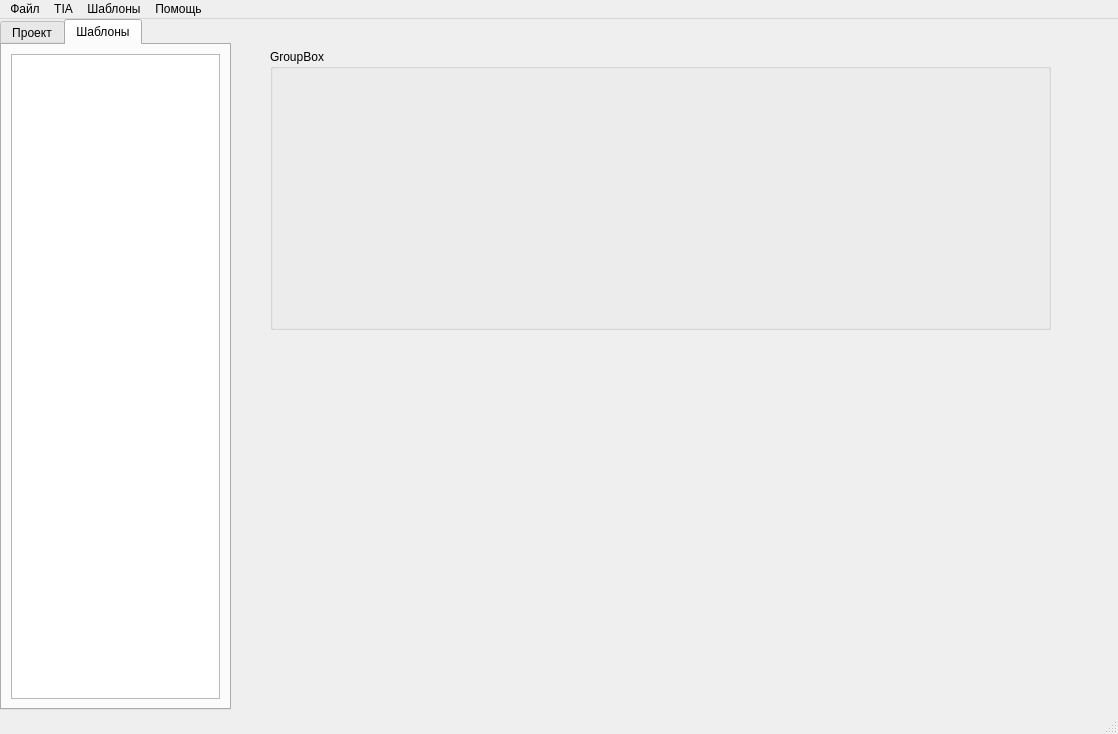
This is mainwindow.ui in allovaro/BlockGenerator as Qt 5 draws it before an edit. The edited form follows.
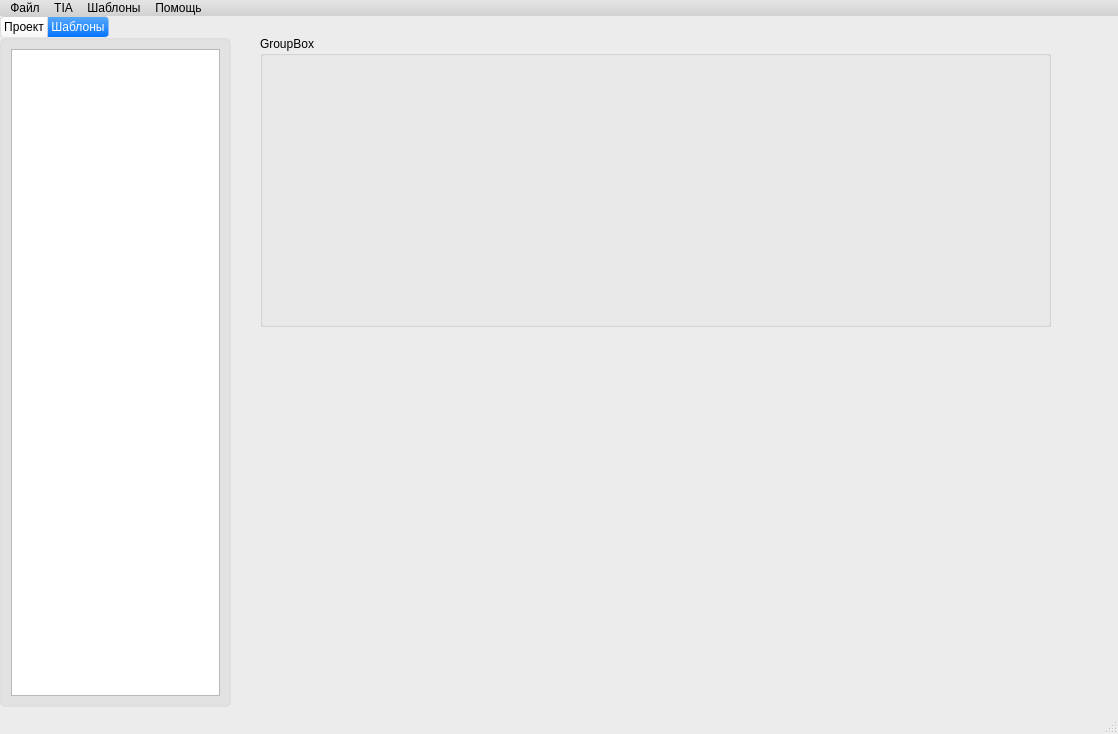
This is the edited form. The open tabs and pages were chosen to show the change. Icons and pictures are not drawn.

```diff
--- a/mainwindow.ui
+++ b/mainwindow.ui
@@ -15,16 +15,577 @@
   </property>
   <property name="windowIcon">
    <iconset>
-    <normaloff>icon.png</normaloff>icon.png</iconset>
+    <normaloff>icons/icon.png</normaloff>icons/icon.png</iconset>
+  </property>
+  <property name="styleSheet">
+   <string notr="true">/*
+Aqua Style Sheet for QT Applications
+Author: Jaime A. Quiroga P.
+Company: GTRONICK
+Last updated: 22/01/2019, 07:55.
+Available at: https://github.com/GTRONICK/QSS/blob/master/Aqua.qss
+*/
+QMainWindow {
+	background-color:#ececec;
+}
+QTextEdit {
+	border-width: 1px;
+	border-style: solid;
+	border-color: qlineargradient(spread:pad, x1:0.5, y1:1, x2:0.5, y2:0, stop:0 rgba(0, 113, 255, 255), stop:1 rgba(91, 171, 252, 255));
+}
+QPlainTextEdit {
+	border-width: 1px;
+	border-style: solid;
+	border-color: qlineargradient(spread:pad, x1:0.5, y1:1, x2:0.5, y2:0, stop:0 rgba(0, 113, 255, 255), stop:1 rgba(91, 171, 252, 255));
+}
+QToolButton {
+	border-style: solid;
+	border-top-color: qlineargradient(spread:pad, x1:0.5, y1:1, x2:0.5, y2:0, stop:0 rgb(215, 215, 215), stop:1 rgb(222, 222, 222));
+	border-right-color: qlineargradient(spread:pad, x1:0, y1:0.5, x2:1, y2:0.5, stop:0 rgb(217, 217, 217), stop:1 rgb(227, 227, 227));
+	border-left-color: qlineargradient(spread:pad, x1:0, y1:0.5, x2:1, y2:0.5, stop:0 rgb(227, 227, 227), stop:1 rgb(217, 217, 217));
+	border-bottom-color: qlineargradient(spread:pad, x1:0.5, y1:1, x2:0.5, y2:0, stop:0 rgb(215, 215, 215), stop:1 rgb(222, 222, 222));
+	border-width: 1px;
+	border-radius: 5px;
+	color: rgb(0,0,0);
+	padding: 2px;
+	background-color: rgb(255,255,255);
+}
+QToolButton:hover{
+	border-style: solid;
+	border-top-color: qlineargradient(spread:pad, x1:0.5, y1:1, x2:0.5, y2:0, stop:0 rgb(195, 195, 195), stop:1 rgb(222, 222, 222));
+	border-right-color: qlineargradient(spread:pad, x1:0, y1:0.5, x2:1, y2:0.5, stop:0 rgb(197, 197, 197), stop:1 rgb(227, 227, 227));
+	border-left-color: qlineargradient(spread:pad, x1:0, y1:0.5, x2:1, y2:0.5, stop:0 rgb(227, 227, 227), stop:1 rgb(197, 197, 197));
+	border-bottom-color: qlineargradient(spread:pad, x1:0.5, y1:1, x2:0.5, y2:0, stop:0 rgb(195, 195, 195), stop:1 rgb(222, 222, 222));
+	border-width: 1px;
+	border-radius: 5px;
+	color: rgb(0,0,0);
+	padding: 2px;
+	background-color: rgb(255,255,255);
+}
+QToolButton:pressed{
+	border-style: solid;
+	border-top-color: qlineargradient(spread:pad, x1:0.5, y1:1, x2:0.5, y2:0, stop:0 rgb(215, 215, 215), stop:1 rgb(222, 222, 222));
+	border-right-color: qlineargradient(spread:pad, x1:0, y1:0.5, x2:1, y2:0.5, stop:0 rgb(217, 217, 217), stop:1 rgb(227, 227, 227));
+	border-left-color: qlineargradient(spread:pad, x1:0, y1:0.5, x2:1, y2:0.5, stop:0 rgb(227, 227, 227), stop:1 rgb(217, 217, 217));
+	border-bottom-color: qlineargradient(spread:pad, x1:0.5, y1:1, x2:0.5, y2:0, stop:0 rgb(215, 215, 215), stop:1 rgb(222, 222, 222));
+	border-width: 1px;
+	border-radius: 5px;
+	color: rgb(0,0,0);
+	padding: 2px;
+	background-color: rgb(142,142,142);
+}
+QPushButton{
+	border-style: solid;
+	border-top-color: qlineargradient(spread:pad, x1:0.5, y1:1, x2:0.5, y2:0, stop:0 rgb(215, 215, 215), stop:1 rgb(222, 222, 222));
+	border-right-color: qlineargradient(spread:pad, x1:0, y1:0.5, x2:1, y2:0.5, stop:0 rgb(217, 217, 217), stop:1 rgb(227, 227, 227));
+	border-left-color: qlineargradient(spread:pad, x1:0, y1:0.5, x2:1, y2:0.5, stop:0 rgb(227, 227, 227), stop:1 rgb(217, 217, 217));
+	border-bottom-color: qlineargradient(spread:pad, x1:0.5, y1:1, x2:0.5, y2:0, stop:0 rgb(215, 215, 215), stop:1 rgb(222, 222, 222));
+	border-width: 1px;
+	border-radius: 5px;
+	color: rgb(0,0,0);
+	padding: 2px;
+	background-color: rgb(255,255,255);
+}
+QPushButton::default{
+	border-style: solid;
+	border-top-color: qlineargradient(spread:pad, x1:0.5, y1:1, x2:0.5, y2:0, stop:0 rgb(215, 215, 215), stop:1 rgb(222, 222, 222));
+	border-right-color: qlineargradient(spread:pad, x1:0, y1:0.5, x2:1, y2:0.5, stop:0 rgb(217, 217, 217), stop:1 rgb(227, 227, 227));
+	border-left-color: qlineargradient(spread:pad, x1:0, y1:0.5, x2:1, y2:0.5, stop:0 rgb(227, 227, 227), stop:1 rgb(217, 217, 217));
+	border-bottom-color: qlineargradient(spread:pad, x1:0.5, y1:1, x2:0.5, y2:0, stop:0 rgb(215, 215, 215), stop:1 rgb(222, 222, 222));
+	border-width: 1px;
+	border-radius: 5px;
+	color: rgb(0,0,0);
+	padding: 2px;
+	background-color: rgb(255,255,255);
+}
+QPushButton:hover{
+	border-style: solid;
+	border-top-color: qlineargradient(spread:pad, x1:0.5, y1:1, x2:0.5, y2:0, stop:0 rgb(195, 195, 195), stop:1 rgb(222, 222, 222));
+	border-right-color: qlineargradient(spread:pad, x1:0, y1:0.5, x2:1, y2:0.5, stop:0 rgb(197, 197, 197), stop:1 rgb(227, 227, 227));
+	border-left-color: qlineargradient(spread:pad, x1:0, y1:0.5, x2:1, y2:0.5, stop:0 rgb(227, 227, 227), stop:1 rgb(197, 197, 197));
+	border-bottom-color: qlineargradient(spread:pad, x1:0.5, y1:1, x2:0.5, y2:0, stop:0 rgb(195, 195, 195), stop:1 rgb(222, 222, 222));
+	border-width: 1px;
+	border-radius: 5px;
+	color: rgb(0,0,0);
+	padding: 2px;
+	background-color: rgb(255,255,255);
+}
+QPushButton:pressed{
+	border-style: solid;
+	border-top-color: qlineargradient(spread:pad, x1:0.5, y1:1, x2:0.5, y2:0, stop:0 rgb(215, 215, 215), stop:1 rgb(222, 222, 222));
+	border-right-color: qlineargradient(spread:pad, x1:0, y1:0.5, x2:1, y2:0.5, stop:0 rgb(217, 217, 217), stop:1 rgb(227, 227, 227));
+	border-left-color: qlineargradient(spread:pad, x1:0, y1:0.5, x2:1, y2:0.5, stop:0 rgb(227, 227, 227), stop:1 rgb(217, 217, 217));
+	border-bottom-color: qlineargradient(spread:pad, x1:0.5, y1:1, x2:0.5, y2:0, stop:0 rgb(215, 215, 215), stop:1 rgb(222, 222, 222));
+	border-width: 1px;
+	border-radius: 5px;
+	color: rgb(0,0,0);
+	padding: 2px;
+	background-color: rgb(142,142,142);
+}
+QPushButton:disabled{
+	border-style: solid;
+	border-top-color: qlineargradient(spread:pad, x1:0.5, y1:1, x2:0.5, y2:0, stop:0 rgb(215, 215, 215), stop:1 rgb(222, 222, 222));
+	border-right-color: qlineargradient(spread:pad, x1:0, y1:0.5, x2:1, y2:0.5, stop:0 rgb(217, 217, 217), stop:1 rgb(227, 227, 227));
+	border-left-color: qlineargradient(spread:pad, x1:0, y1:0.5, x2:1, y2:0.5, stop:0 rgb(227, 227, 227), stop:1 rgb(217, 217, 217));
+	border-bottom-color: qlineargradient(spread:pad, x1:0.5, y1:1, x2:0.5, y2:0, stop:0 rgb(215, 215, 215), stop:1 rgb(222, 222, 222));
+	border-width: 1px;
+	border-radius: 5px;
+	color: #808086;
+	padding: 2px;
+	background-color: rgb(142,142,142);
+}
+QLineEdit {
+	border-width: 1px; border-radius: 4px;
+	border-style: solid;
+	border-color: qlineargradient(spread:pad, x1:0.5, y1:1, x2:0.5, y2:0, stop:0 rgba(0, 113, 255, 255), stop:1 rgba(91, 171, 252, 255));
+}
+QLabel {
+	color: #000000;
+}
+QLCDNumber {
+	color: rgb(0, 113, 255, 255);
+}
+QProgressBar {
+	text-align: center;
+	color: rgb(240, 240, 240);
+	border-width: 1px; 
+	border-radius: 10px;
+	border-color: rgb(230, 230, 230);
+	border-style: solid;
+	background-color:rgb(207,207,207);
+}
+QProgressBar::chunk {
+	background-color: qlineargradient(spread:pad, x1:0.5, y1:1, x2:0.5, y2:0, stop:0 rgba(49, 147, 250, 255), stop:1 rgba(34, 142, 255, 255));
+	border-radius: 10px;
+}
+QMenuBar {
+	background-color: qlineargradient(spread:pad, x1:0.5, y1:1, x2:0.5, y2:0, stop:0 rgba(207, 209, 207, 255), stop:1 rgba(230, 229, 230, 255));
+}
+QMenuBar::item {
+	color: #000000;
+  	spacing: 3px;
+  	padding: 1px 4px;
+	background-color: qlineargradient(spread:pad, x1:0.5, y1:1, x2:0.5, y2:0, stop:0 rgba(207, 209, 207, 255), stop:1 rgba(230, 229, 230, 255));
+}
+
+QMenuBar::item:selected {
+  	background-color: qlineargradient(spread:pad, x1:0.5, y1:1, x2:0.5, y2:0, stop:0 rgba(0, 113, 255, 255), stop:1 rgba(91, 171, 252, 255));
+	color: #FFFFFF;
+}
+QMenu::item:selected {
+	border-style: solid;
+	border-top-color: transparent;
+	border-right-color: transparent;
+	border-left-color: qlineargradient(spread:pad, x1:0.5, y1:1, x2:0.5, y2:0, stop:0 rgba(0, 113, 255, 255), stop:1 rgba(91, 171, 252, 255));
+	border-bottom-color: transparent;
+	border-left-width: 2px;
+	color: #000000;
+	padding-left:15px;
+	padding-top:4px;
+	padding-bottom:4px;
+	padding-right:7px;
+}
+QMenu::item {
+	border-style: solid;
+	border-top-color: transparent;
+	border-right-color: transparent;
+	border-left-color: transparent;
+	border-bottom-color: transparent;
+	border-bottom-width: 1px;
+	color: #000000;
+	padding-left:17px;
+	padding-top:4px;
+	padding-bottom:4px;
+	padding-right:7px;
+}
+QTabWidget {
+	color:rgb(0,0,0);
+	background-color:#000000;
+}
+QTabWidget::pane {
+		border-color: rgb(223,223,223);
+		background-color:rgb(226,226,226);
+		border-style: solid;
+		border-width: 2px;
+    	border-radius: 6px;
+}
+QTabBar::tab:first {
+	border-style: solid;
+	border-left-width:1px;
+	border-right-width:0px;
+	border-top-width:1px;
+	border-bottom-width:1px;
+	border-top-color: rgb(209,209,209);
+	border-left-color: qlineargradient(spread:pad, x1:0.5, y1:1, x2:0.5, y2:0, stop:0 rgba(209, 209, 209, 209), stop:1 rgba(229, 229, 229, 229));
+	border-bottom-color: rgb(229,229,229);
+	border-top-left-radius: 4px;
+	border-bottom-left-radius: 4px;
+	color: #000000;
+	padding: 3px;
+	margin-left:0px;
+	background-color: qlineargradient(spread:pad, x1:0.5, y1:1, x2:0.5, y2:0, stop:0 rgba(247, 247, 247, 255), stop:1 rgba(255, 255, 255, 255));
+}
+QTabBar::tab:last {
+	border-style: solid;
+	border-width:1px;
+	border-top-color: rgb(209,209,209);
+	border-left-color: qlineargradient(spread:pad, x1:0.5, y1:1, x2:0.5, y2:0, stop:0 rgba(209, 209, 209, 209), stop:1 rgba(229, 229, 229, 229));
+	border-right-color: qlineargradient(spread:pad, x1:0.5, y1:1, x2:0.5, y2:0, stop:0 rgba(209, 209, 209, 209), stop:1 rgba(229, 229, 229, 229));
+	border-bottom-color: rgb(229,229,229);
+	border-top-right-radius: 4px;
+	border-bottom-right-radius: 4px;
+	color: #000000;
+	padding: 3px;
+	margin-left:0px;
+	background-color: qlineargradient(spread:pad, x1:0.5, y1:1, x2:0.5, y2:0, stop:0 rgba(247, 247, 247, 255), stop:1 rgba(255, 255, 255, 255));
+}
+QTabBar::tab {
+	border-style: solid;
+	border-top-width:1px;
+	border-bottom-width:1px;
+	border-left-width:1px;
+	border-top-color: rgb(209,209,209);
+	border-left-color: qlineargradient(spread:pad, x1:0.5, y1:1, x2:0.5, y2:0, stop:0 rgba(209, 209, 209, 209), stop:1 rgba(229, 229, 229, 229));
+	border-bottom-color: rgb(229,229,229);
+	color: #000000;
+	padding: 3px;
+	margin-left:0px;
+	background-color: qlineargradient(spread:pad, x1:0.5, y1:1, x2:0.5, y2:0, stop:0 rgba(247, 247, 247, 255), stop:1 rgba(255, 255, 255, 255));
+}
+QTabBar::tab:selected, QTabBar::tab:last:selected, QTabBar::tab:hover {
+  	border-style: solid;
+  	border-left-width:1px;
+	border-right-color: transparent;
+	border-top-color: rgb(209,209,209);
+	border-left-color: qlineargradient(spread:pad, x1:0.5, y1:1, x2:0.5, y2:0, stop:0 rgba(209, 209, 209, 209), stop:1 rgba(229, 229, 229, 229));
+	border-bottom-color: rgb(229,229,229);
+	color: #FFFFFF;
+	padding: 3px;
+	margin-left:0px;
+	background-color: qlineargradient(spread:pad, x1:0.5, y1:1, x2:0.5, y2:0, stop:0 rgba(0, 113, 255, 255), stop:1 rgba(91, 171, 252, 255));
+}
+
+QTabBar::tab:selected, QTabBar::tab:first:selected, QTabBar::tab:hover {
+  	border-style: solid;
+  	border-left-width:1px;
+  	border-bottom-width:1px;
+  	border-top-width:1px;
+	border-right-color: transparent;
+	border-top-color: rgb(209,209,209);
+	border-left-color: qlineargradient(spread:pad, x1:0.5, y1:1, x2:0.5, y2:0, stop:0 rgba(209, 209, 209, 209), stop:1 rgba(229, 229, 229, 229));
+	border-bottom-color: rgb(229,229,229);
+	color: #FFFFFF;
+	padding: 3px;
+	margin-left:0px;
+	background-color: qlineargradient(spread:pad, x1:0.5, y1:1, x2:0.5, y2:0, stop:0 rgba(0, 113, 255, 255), stop:1 rgba(91, 171, 252, 255));
+}
+
+QCheckBox {
+	color: #000000;
+	padding: 2px;
+}
+QCheckBox:disabled {
+	color: #808086;
+	padding: 2px;
+}
+
+QCheckBox:hover {
+	border-radius:4px;
+	border-style:solid;
+	padding-left: 1px;
+	padding-right: 1px;
+	padding-bottom: 1px;
+	padding-top: 1px;
+	border-width:1px;
+	border-color: transparent;
+}
+QCheckBox::indicator:checked {
+
+	height: 10px;
+	width: 10px;
+	border-style:solid;
+	border-width: 1px;
+	border-color: qlineargradient(spread:pad, x1:0.5, y1:1, x2:0.5, y2:0, stop:0 rgba(0, 113, 255, 255), stop:1 rgba(91, 171, 252, 255));
+	color: #000000;
+	background-color: qlineargradient(spread:pad, x1:0.5, y1:1, x2:0.5, y2:0, stop:0 rgba(0, 113, 255, 255), stop:1 rgba(91, 171, 252, 255));
+}
+QCheckBox::indicator:unchecked {
+
+	height: 10px;
+	width: 10px;
+	border-style:solid;
+	border-width: 1px;
+	border-color: qlineargradient(spread:pad, x1:0.5, y1:1, x2:0.5, y2:0, stop:0 rgba(0, 113, 255, 255), stop:1 rgba(91, 171, 252, 255));
+	color: #000000;
+}
+QRadioButton {
+	color: 000000;
+	padding: 1px;
+}
+QRadioButton::indicator:checked {
+	height: 10px;
+	width: 10px;
+	border-style:solid;
+	border-radius:5px;
+	border-width: 1px;
+	border-color: qlineargradient(spread:pad, x1:0.5, y1:1, x2:0.5, y2:0, stop:0 rgba(0, 113, 255, 255), stop:1 rgba(91, 171, 252, 255));
+	color: #a9b7c6;
+	background-color: qlineargradient(spread:pad, x1:0.5, y1:1, x2:0.5, y2:0, stop:0 rgba(0, 113, 255, 255), stop:1 rgba(91, 171, 252, 255));
+}
+QRadioButton::indicator:!checked {
+	height: 10px;
+	width: 10px;
+	border-style:solid;
+	border-radius:5px;
+	border-width: 1px;
+	border-color: qlineargradient(spread:pad, x1:0.5, y1:1, x2:0.5, y2:0, stop:0 rgba(0, 113, 255, 255), stop:1 rgba(91, 171, 252, 255));
+	color: #a9b7c6;
+	background-color: transparent;
+}
+QStatusBar {
+	color:#027f7f;
+}
+QSpinBox {
+	border-style: solid;
+	border-width: 1px;
+	border-color: qlineargradient(spread:pad, x1:0.5, y1:1, x2:0.5, y2:0, stop:0 rgba(0, 113, 255, 255), stop:1 rgba(91, 171, 252, 255));
+}
+QDoubleSpinBox {
+	border-style: solid;
+	border-width: 1px;
+	border-color: qlineargradient(spread:pad, x1:0.5, y1:1, x2:0.5, y2:0, stop:0 rgba(0, 113, 255, 255), stop:1 rgba(91, 171, 252, 255));
+}
+QTimeEdit {
+	border-style: solid;
+	border-width: 1px;
+	border-color: qlineargradient(spread:pad, x1:0.5, y1:1, x2:0.5, y2:0, stop:0 rgba(0, 113, 255, 255), stop:1 rgba(91, 171, 252, 255));
+}
+QDateTimeEdit {
+	border-style: solid;
+	border-width: 1px;
+	border-color: qlineargradient(spread:pad, x1:0.5, y1:1, x2:0.5, y2:0, stop:0 rgba(0, 113, 255, 255), stop:1 rgba(91, 171, 252, 255));
+}
+QDateEdit {
+	border-style: solid;
+	border-width: 1px;
+	border-color: qlineargradient(spread:pad, x1:0.5, y1:1, x2:0.5, y2:0, stop:0 rgba(0, 113, 255, 255), stop:1 rgba(91, 171, 252, 255));
+}
+
+QToolBox {
+	color: #a9b7c6;
+	background-color:#000000;
+}
+QToolBox::tab {
+	color: #a9b7c6;
+	background-color:#000000;
+}
+QToolBox::tab:selected {
+	color: #FFFFFF;
+	background-color:#000000;
+}
+QScrollArea {
+	color: #FFFFFF;
+	background-color:#000000;
+}
+QSlider::groove:horizontal {
+	height: 5px;
+	background-color: qlineargradient(spread:pad, x1:0.5, y1:1, x2:0.5, y2:0, stop:0 rgba(49, 147, 250, 255), stop:1 rgba(34, 142, 255, 255));
+}
+QSlider::groove:vertical {
+	width: 5px;
+	background-color: qlineargradient(spread:pad, x1:0.5, y1:1, x2:0.5, y2:0, stop:0 rgba(49, 147, 250, 255), stop:1 rgba(34, 142, 255, 255));
+}
+QSlider::handle:horizontal {
+	background: rgb(253,253,253);
+	border-style: solid;
+	border-width: 1px;
+	border-color: rgb(207,207,207);
+	width: 12px;
+	margin: -5px 0;
+	border-radius: 7px;
+}
+QSlider::handle:vertical {
+	background: rgb(253,253,253);
+	border-style: solid;
+	border-width: 1px;
+	border-color: rgb(207,207,207);
+	height: 12px;
+	margin: 0 -5px;
+	border-radius: 7px;
+}
+QSlider::add-page:horizontal {
+    background: rgb(181,181,181);
+}
+QSlider::add-page:vertical {
+    background: rgb(181,181,181);
+}
+QSlider::sub-page:horizontal {
+    background-color: qlineargradient(spread:pad, x1:0.5, y1:1, x2:0.5, y2:0, stop:0 rgba(49, 147, 250, 255), stop:1 rgba(34, 142, 255, 255));
+}
+QSlider::sub-page:vertical {
+    background-color: qlineargradient(spread:pad, y1:0.5, x1:1, y2:0.5, x2:0, stop:0 rgba(49, 147, 250, 255), stop:1 rgba(34, 142, 255, 255));
+}
+QScrollBar:horizontal {
+	max-height: 20px;
+	border: 1px transparent grey;
+	margin: 0px 20px 0px 20px;
+}
+QScrollBar:vertical {
+	max-width: 20px;
+	border: 1px transparent grey;
+	margin: 20px 0px 20px 0px;
+}
+QScrollBar::handle:horizontal {
+	background: rgb(253,253,253);
+	border-style: solid;
+	border-width: 1px;
+	border-color: rgb(207,207,207);
+	border-radius: 7px;
+	min-width: 25px;
+}
+QScrollBar::handle:horizontal:hover {
+	background: rgb(253,253,253);
+	border-style: solid;
+	border-width: 1px;
+	border-color: rgb(147, 200, 200);
+	border-radius: 7px;
+	min-width: 25px;
+}
+QScrollBar::handle:vertical {
+	background: rgb(253,253,253);
+	border-style: solid;
+	border-width: 1px;
+	border-color: rgb(207,207,207);
+	border-radius: 7px;
+	min-height: 25px;
+}
+QScrollBar::handle:vertical:hover {
+	background: rgb(253,253,253);
+	border-style: solid;
+	border-width: 1px;
+	border-color: rgb(147, 200, 200);
+	border-radius: 7px;
+	min-height: 25px;
+}
+QScrollBar::add-line:horizontal {
+   border: 2px transparent grey;
+   border-top-right-radius: 7px;
+   border-bottom-right-radius: 7px;
+   background: rgba(34, 142, 255, 255);
+   width: 20px;
+   subcontrol-position: right;
+   subcontrol-origin: margin;
+}
+QScrollBar::add-line:horizontal:pressed {
+   border: 2px transparent grey;
+   border-top-right-radius: 7px;
+   border-bottom-right-radius: 7px;
+   background: rgb(181,181,181);
+   width: 20px;
+   subcontrol-position: right;
+   subcontrol-origin: margin;
+}
+QScrollBar::add-line:vertical {
+   border: 2px transparent grey;
+   border-bottom-left-radius: 7px;
+   border-bottom-right-radius: 7px;
+   background: rgba(34, 142, 255, 255);
+   height: 20px;
+   subcontrol-position: bottom;
+   subcontrol-origin: margin;
+}
+QScrollBar::add-line:vertical:pressed {
+   border: 2px transparent grey;
+   border-bottom-left-radius: 7px;
+   border-bottom-right-radius: 7px;
+   background: rgb(181,181,181);
+   height: 20px;
+   subcontrol-position: bottom;
+   subcontrol-origin: margin;
+}
+QScrollBar::sub-line:horizontal {
+   border: 2px transparent grey;
+   border-top-left-radius: 7px;
+   border-bottom-left-radius: 7px;
+   background: rgba(34, 142, 255, 255);
+   width: 20px;
+   subcontrol-position: left;
+   subcontrol-origin: margin;
+}
+QScrollBar::sub-line:horizontal:pressed {
+   border: 2px transparent grey;
+   border-top-left-radius: 7px;
+   border-bottom-left-radius: 7px;
+   background: rgb(181,181,181);
+   width: 20px;
+   subcontrol-position: left;
+   subcontrol-origin: margin;
+}
+QScrollBar::sub-line:vertical {
+   border: 2px transparent grey;
+   border-top-left-radius: 7px;
+   border-top-right-radius: 7px;
+   background: rgba(34, 142, 255, 255);
+   height: 20px;
+   subcontrol-position: top;
+   subcontrol-origin: margin;
+}
+QScrollBar::sub-line:vertical:pressed {
+   border: 2px transparent grey;
+   border-top-left-radius: 7px;
+   border-top-right-radius: 7px;
+   background: rgb(181,181,181);
+   height: 20px;
+   subcontrol-position: top;
+   subcontrol-origin: margin;
+}
+QScrollBar::left-arrow:horizontal {
+   border: 1px transparent grey;
+   border-top-left-radius: 3px;
+   border-bottom-left-radius: 3px;
+   width: 6px;
+   height: 6px;
+   background: white;
+}
+QScrollBar::right-arrow:horizontal {
+   border: 1px transparent grey;
+   border-top-right-radius: 3px;
+   border-bottom-right-radius: 3px;
+   width: 6px;
+   height: 6px;
+   background: white;
+}
+QScrollBar::up-arrow:vertical {
+   border: 1px transparent grey;
+   border-top-left-radius: 3px;
+   border-top-right-radius: 3px;
+   width: 6px;
+   height: 6px;
+   background: white;
+}
+QScrollBar::down-arrow:vertical {
+   border: 1px transparent grey;
+   border-bottom-left-radius: 3px;
+   border-bottom-right-radius: 3px;
+   width: 6px;
+   height: 6px;
+   background: white;
+}
+QScrollBar::add-page:horizontal, QScrollBar::sub-page:horizontal {
+   background: none;
+}
+QScrollBar::add-page:vertical, QScrollBar::sub-page:vertical {
+   background: none;
+}</string>
   </property>
   <widget class="QWidget" name="centralwidget">
    <widget class="QGroupBox" name="groupBox">
     <property name="geometry">
      <rect>
-      <x>270</x>
-      <y>30</y>
-      <width>781</width>
-      <height>281</height>
+      <x>260</x>
+      <y>20</y>
+      <width>791</width>
+      <height>291</height>
      </rect>
     </property>
     <property name="title">
@@ -71,7 +632,7 @@
      <x>0</x>
      <y>0</y>
      <width>1118</width>
-     <height>21</height>
+     <height>18</height>
     </rect>
    </property>
    <widget class="QMenu" name="menu_file">
```
Left out of the diff: 2 changed lines with no effect on the pictures.
